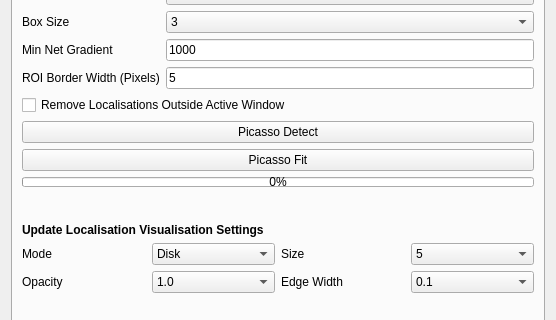
Before: the Qt Designer form src/napari_gapseq2/widget_ui.ui in piedrro/napari-GapSeq2, drawn with Qt 5; both pictures show x 0 to 556 and y 167 to 487 of the 556 by 626 pixel window.
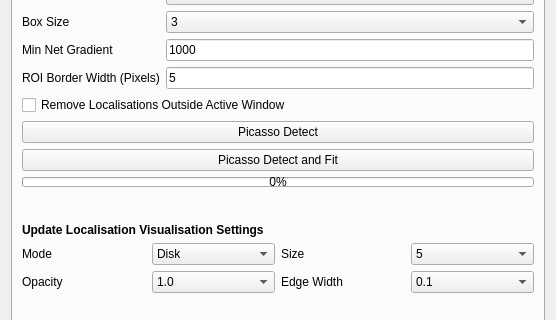
After: the same form once the commit is applied. The open tabs and pages were chosen to show the change.

Commit message: added multi dataset picasso detect and fit

```diff
--- a/src/napari_gapseq2/widget_ui.ui
+++ b/src/napari_gapseq2/widget_ui.ui
@@ -412,7 +412,7 @@
        <item>
         <widget class="QPushButton" name="picasso_fit">
          <property name="text">
-          <string>Picasso Fit</string>
+          <string>Picasso Detect and Fit</string>
          </property>
         </widget>
        </item>
```
The commit also changes 5 other files.
